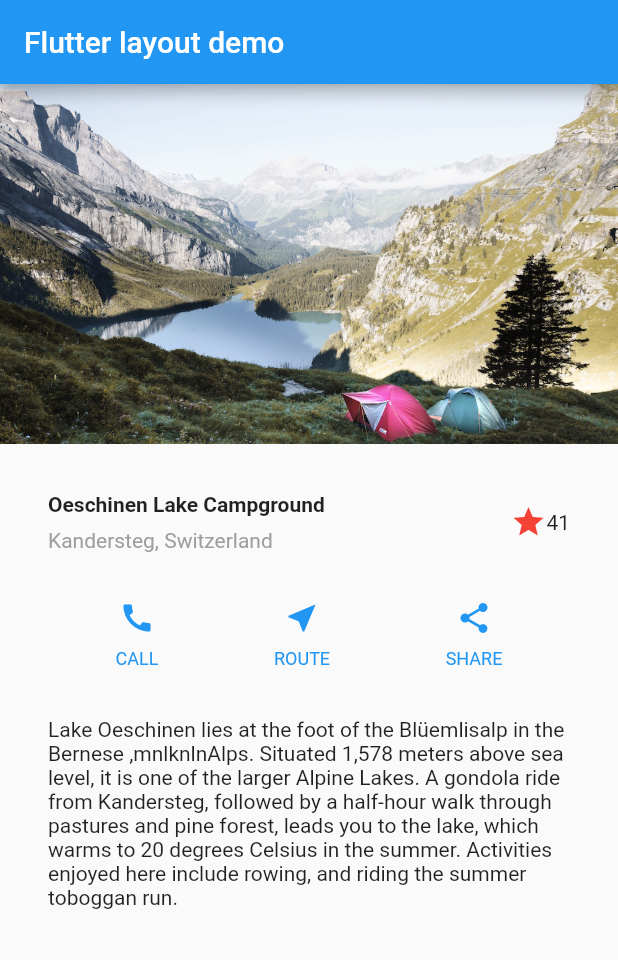
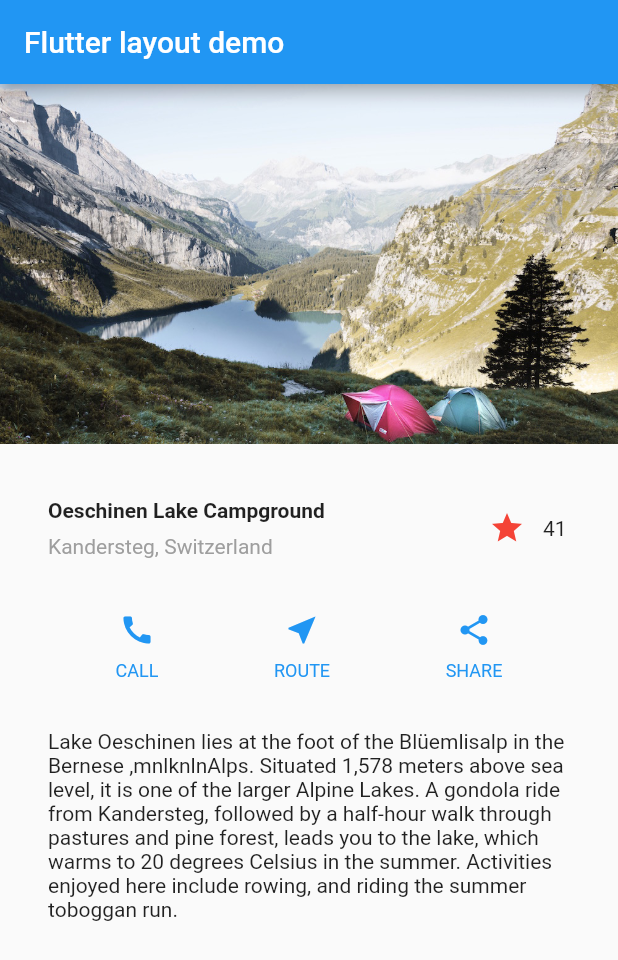
Before and after one commit to ck-lamib/100DaysOfCode, a Flutter app: the screen it shows after launch, on a phone screen of 412 x 824 dp. Shown: the top 960 px of the screen. Run offline on Flutter 3.47's test engine with Material 2 defaults, Android fonts, the phone set to English and light mode, and no system bars; our stand-ins replace cloud_firestore, firebase_auth, firebase_core, firebase_storage, flutter_svg, image_picker; accounts and stored records are empty.

Commit message:
adding interactivity to like button

```diff
--- a/Day3/interactivty/lib/main.dart
+++ b/Day3/interactivty/lib/main.dart
@@ -41,11 +41,7 @@ class MyApp extends StatelessWidget {
             ),
           ),
           /*3*/
-          Icon(
-            Icons.star,
-            color: Colors.red[500],
-          ),
-          const Text('41'),
+          const FavouriteWidget(),
         ],
       ),
     );
@@ -118,3 +114,38 @@ class MyApp extends StatelessWidget {
     );
   }
 }
+
+class FavouriteWidget extends StatefulWidget {
+  const FavouriteWidget({super.key});
+
+  @override
+  State<StatefulWidget> createState() => _FavouriteWidgetState();
+}
+
+class _FavouriteWidgetState extends State<FavouriteWidget> {
+  void pressed(int value) {
+    setState(() {
+      _count += value;
+      _isFavourite = !(_isFavourite);
+    });
+  }
+
+  bool _isFavourite = true;
+  int _count = 41;
+
+  @override
+  Widget build(BuildContext context) {
+    return Row(
+      children: [
+        IconButton(
+          onPressed: () => _isFavourite ? pressed(-1) : pressed(1),
+          icon: Icon(
+            _isFavourite ? Icons.star : Icons.star_border,
+            color: Colors.red[500],
+          ),
+        ),
+        SizedBox(width: 18, child: Text("$_count")),
+      ],
+    );
+  }
+}
```
